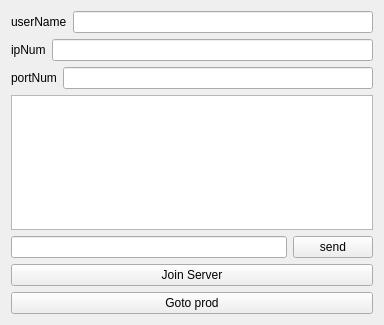
Old version of the form lobbyui.ui in the repository didwnsgur999/Trpg_Table.
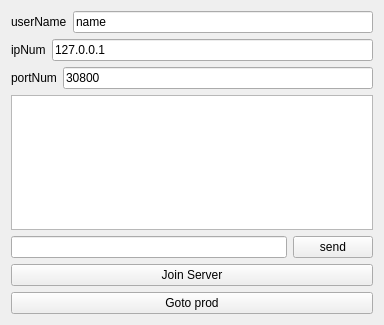
New version of the form.

Patch:
```diff
--- a/lobbyui.ui
+++ b/lobbyui.ui
@@ -24,7 +24,11 @@
       </widget>
      </item>
      <item>
-      <widget class="QLineEdit" name="nameEdit"/>
+      <widget class="QLineEdit" name="nameEdit">
+       <property name="text">
+        <string>name</string>
+       </property>
+      </widget>
      </item>
     </layout>
    </item>
@@ -38,7 +42,11 @@
       </widget>
      </item>
      <item>
-      <widget class="QLineEdit" name="ipEdit"/>
+      <widget class="QLineEdit" name="ipEdit">
+       <property name="text">
+        <string>127.0.0.1</string>
+       </property>
+      </widget>
      </item>
     </layout>
    </item>
@@ -54,7 +62,7 @@
      <item>
       <widget class="QLineEdit" name="portEdit">
        <property name="text">
-        <string/>
+        <string>30800</string>
        </property>
       </widget>
      </item>
```
